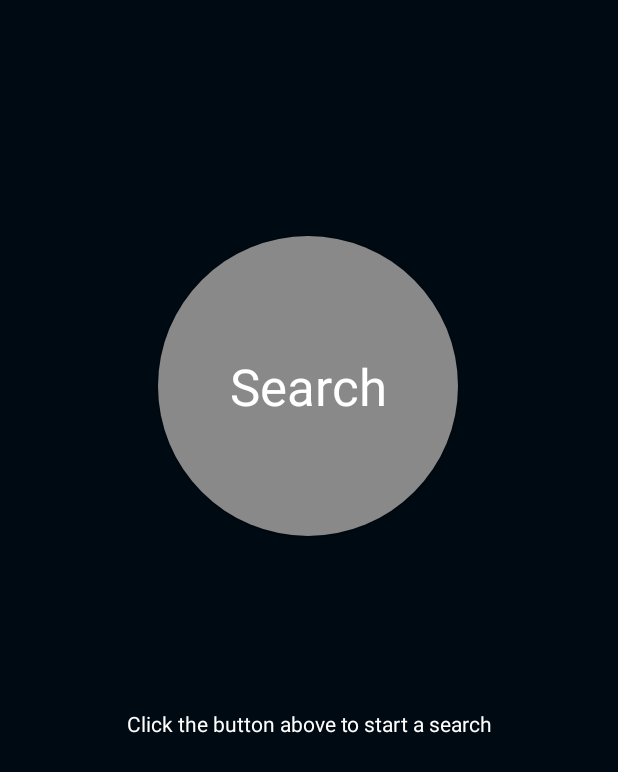
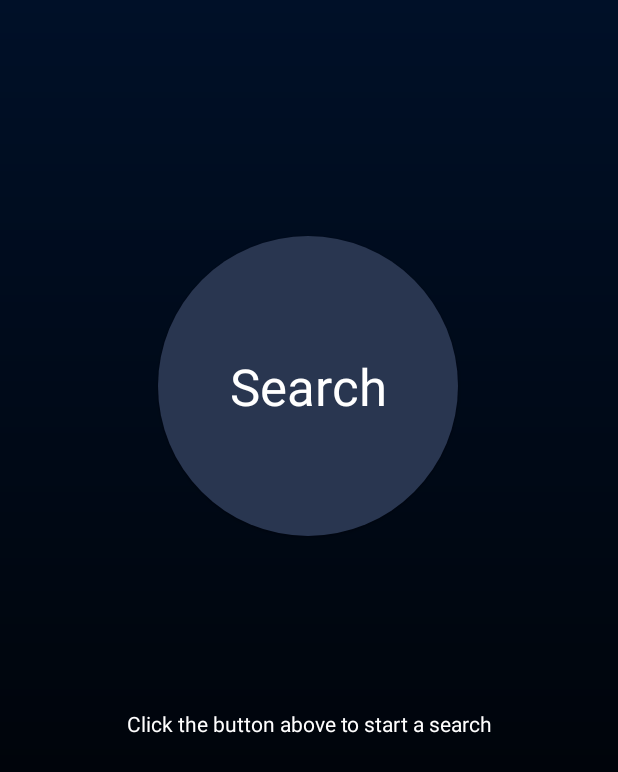
Before and after one commit to LinDevHard/raspb-finder, an Android app: the screen it shows after launch (FullscreenActivity), on a phone screen of 412 x 824 dp. Shown: the top 772 px of the screen. Run offline under Robolectric (Android 15) with nearby library versions, the phone set to English and light mode, and no system bars; our stand-ins replace data binding.

Commit message:
[Design] Update color palette

```diff
--- a/app/src/main/res/drawable-v21/rnd_button_background.xml
+++ b/app/src/main/res/drawable-v21/rnd_button_background.xml
@@ -1,9 +1,9 @@
 <?xml version="1.0" encoding="utf-8"?>
 <ripple xmlns:android="http://schemas.android.com/apk/res/android"
-    android:color="#646464">
+        android:color="@color/primaryDarkColor">
     <item>
         <shape android:shape="oval">
-            <solid android:color="#898989" />
+            <solid android:color="@color/primaryLightColor"/>
         </shape>
     </item>
 </ripple>
--- /dev/null
+++ b/app/src/main/res/drawable/gradient_background.xml
@@ -0,0 +1,11 @@
+<?xml version="1.0" encoding="utf-8"?>
+
+<shape xmlns:android="http://schemas.android.com/apk/res/android" android:shape="rectangle">
+    <gradient
+            android:type="linear"
+            android:centerX="15%"
+            android:startColor="@color/primaryDarkColor"
+            android:centerColor="@color/primaryDarkColor"
+            android:endColor="@color/primaryColor"
+            android:angle="90"/>
+</shape>
--- a/app/src/main/res/drawable/rnd_button_background.xml
+++ b/app/src/main/res/drawable/rnd_button_background.xml
@@ -2,7 +2,7 @@
 <selector xmlns:android="http://schemas.android.com/apk/res/android">
     <item android:state_pressed="false">
         <shape android:shape="oval">
-            <solid android:color="#646464" />
+            <solid android:color="@color/primaryLightColor"/>
         </shape>
     </item>
     <item android:state_pressed="true">
--- a/app/src/main/res/layout/activity_fullscreen.xml
+++ b/app/src/main/res/layout/activity_fullscreen.xml
@@ -10,10 +10,10 @@
     </data>
 
     <androidx.constraintlayout.widget.ConstraintLayout
-        android:layout_width="match_parent"
-        android:layout_height="match_parent"
-        android:background="#000a12"
-        tools:context=".FullscreenActivity">
+            android:layout_width="match_parent"
+            android:layout_height="match_parent"
+            android:background="@drawable/gradient_background"
+            tools:context=".FullscreenActivity">
 
         <Button
                 android:id="@+id/find_rasp"
@@ -27,6 +27,7 @@
                 android:contentDescription="@android:string/search_go"
                 android:onClick="@{()-> viewModel.onClickSearch()}"
                 android:text="@android:string/search_go"
+                android:elevation="20dp"
                 android:textAppearance="@style/TextAppearance.AppCompat.Display1"
                 android:textColor="@android:color/white"
                 app:layout_constraintBottom_toBottomOf="parent"
@@ -65,6 +66,7 @@
                 android:layout_marginBottom="@dimen/margin_normal"
                 android:text="@{viewModel.raspberryIpAddress}"
                 android:textSize="@dimen/font_larger"
+                android:onClick="@{()-> viewModel.copyIpToClipboard()}"
                 app:layout_constraintBottom_toBottomOf="parent"
                 app:layout_constraintEnd_toEndOf="parent"
                 app:layout_constraintStart_toStartOf="parent"
--- a/app/src/main/res/values/colors.xml
+++ b/app/src/main/res/values/colors.xml
@@ -1,9 +1,7 @@
 <?xml version="1.0" encoding="utf-8"?>
 <resources>
-    <color name="colorPrimary">#000000</color>
-    <color name="colorPrimaryDark">#ffffff</color>
-    <color name="colorAccent">#ffffff</color>
-
-    <color name="black_overlay">#66000000</color>
-    <color name="primary_text_color">#ffffff</color>
+    <color name="primaryColor">#001028</color>
+    <color name="primaryLightColor">#293650</color>
+    <color name="primaryDarkColor">#000000</color>
+    <color name="primaryTextColor">#ffffff</color>
 </resources>
--- a/app/src/main/res/values/strings.xml
+++ b/app/src/main/res/values/strings.xml
@@ -5,6 +5,7 @@
     <string name="info_message_search">Click the button above to start a search</string>
     <string name="info_message_search_in_progress">Searching</string>
     <string name="info_message_raspberry_ip">RaspberryPi address:</string>
+    <string name="info_message_clipboard">Copy to clipboard</string>
 
     <!-- error message -->
     <string name="error_message_not_found">Not found</string>
--- a/app/src/main/res/values/styles.xml
+++ b/app/src/main/res/values/styles.xml
@@ -3,9 +3,9 @@
     <!-- Base application theme. -->
     <style name="AppTheme" parent="Theme.AppCompat.Light.DarkActionBar">
         <!-- Customize your theme here. -->
-        <item name="colorPrimary">@color/colorPrimary</item>
-        <item name="colorPrimaryDark">@color/colorPrimaryDark</item>
-        <item name="colorAccent">@color/colorAccent</item>
+        <item name="colorPrimary">@color/primaryColor</item>
+        <item name="colorPrimaryDark">@color/primaryDarkColor</item>
+        <item name="colorAccent">@color/primaryLightColor</item>
     </style>
 
     <style name="FullscreenTheme" parent="AppTheme">
@@ -20,11 +20,11 @@
     </style>
 
     <style name="FullscreenActionBarStyle" parent="Widget.AppCompat.ActionBar">
-        <item name="android:background">@color/black_overlay</item>
+        <item name="android:background">@color/primaryColor</item>
     </style>
 
     <style name="CommonTextView">
-        <item name="android:textColor">@color/primary_text_color</item>
+        <item name="android:textColor">@color/primaryTextColor</item>
         <item name="android:textAlignment">center</item>
         <item name="android:padding">16dp</item>
         <item name="android:marqueeRepeatLimit">marquee_forever</item>
```
